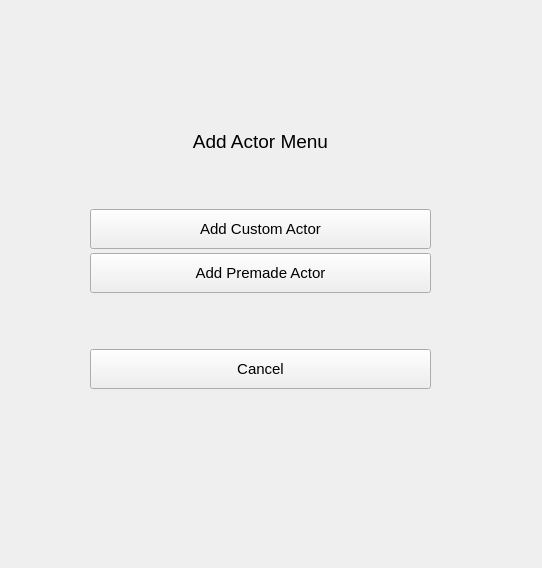
Qt form Dnd-Combat-Tracker/addactorform.ui (taintedbones/Dnd-Combat-Tracker) before a commit.
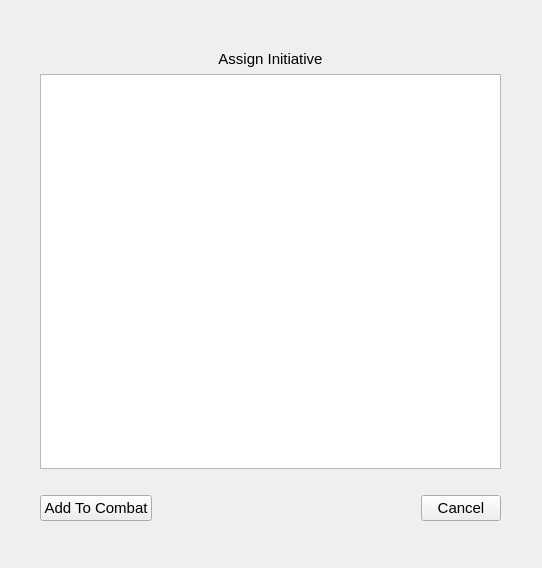
The same form after that commit.

Commit message:
Add Actor Form redesign
- Added assign init page
- Inserting premade or custom actor into init table functional
- Added checks for qty spinbox to be enabled/disabled
- Renamed objects on add custom actor page to reflect custom aspect
- Added "Add to Database" checkbox into add custom actor form

Diff of the .ui file:
```diff
--- a/Dnd-Combat-Tracker/addactorform.ui
+++ b/Dnd-Combat-Tracker/addactorform.ui
@@ -28,7 +28,7 @@
     </rect>
    </property>
    <property name="currentIndex">
-    <number>0</number>
+    <number>3</number>
    </property>
    <widget class="QWidget" name="selectAddType_page">
     <widget class="QWidget" name="verticalLayoutWidget_2">
@@ -594,6 +594,80 @@
      </layout>
     </widget>
    </widget>
+   <widget class="QWidget" name="setInit_page">
+    <widget class="QWidget" name="verticalLayoutWidget_4">
+     <property name="geometry">
+      <rect>
+       <x>10</x>
+       <y>20</y>
+       <width>461</width>
+       <height>471</height>
+      </rect>
+     </property>
+     <layout class="QVBoxLayout" name="verticalLayout_5">
+      <item>
+       <widget class="QLabel" name="setInitTitle_label">
+        <property name="text">
+         <string>Assign Initiative</string>
+        </property>
+        <property name="alignment">
+         <set>Qt::AlignCenter</set>
+        </property>
+       </widget>
+      </item>
+      <item>
+       <widget class="QTableWidget" name="setInit_tableWidget"/>
+      </item>
+      <item>
+       <spacer name="verticalSpacer_3">
+        <property name="orientation">
+         <enum>Qt::Vertical</enum>
+        </property>
+        <property name="sizeType">
+         <enum>QSizePolicy::Preferred</enum>
+        </property>
+        <property name="sizeHint" stdset="0">
+         <size>
+          <width>20</width>
+          <height>20</height>
+         </size>
+        </property>
+       </spacer>
+      </item>
+      <item>
+       <layout class="QHBoxLayout" name="horizontalLayout_3">
+        <item>
+         <widget class="QPushButton" name="addToCombat_pushButton">
+          <property name="text">
+           <string>Add To Combat</string>
+          </property>
+         </widget>
+        </item>
+        <item>
+         <spacer name="horizontalSpacer_4">
+          <property name="orientation">
+           <enum>Qt::Horizontal</enum>
+          </property>
+          <property name="sizeHint" stdset="0">
+           <size>
+            <width>40</width>
+            <height>20</height>
+           </size>
+          </property>
+         </spacer>
+        </item>
+        <item>
+         <widget class="QPushButton" name="cancel_setInit_pushButton">
+          <property name="text">
+           <string>Cancel</string>
+          </property>
+         </widget>
+        </item>
+       </layout>
+      </item>
+     </layout>
+    </widget>
+   </widget>
   </widget>
  </widget>
  <resources/>
```
Left out of the diff: 126 changed lines with no effect on the pictures. The commit also changes 2 other files.
